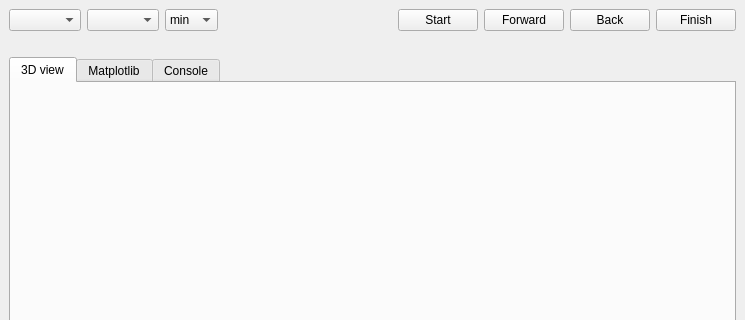
Old version of the form cv2/main_window.ui in the repository trnila/biological_algorithms; both pictures show x 0 to 745 and y 0 to 320 of the 745 by 513 pixel window.
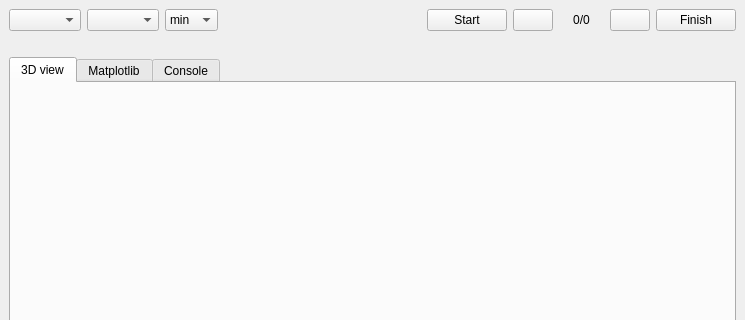
New version of the form. Icons and pictures are not drawn.

What changed in the file:
```diff
--- a/cv2/main_window.ui
+++ b/cv2/main_window.ui
@@ -16,28 +16,14 @@
   <widget class="QWidget" name="centralwidget">
    <layout class="QVBoxLayout" name="verticalLayout">
     <item>
-     <layout class="QGridLayout" name="gridLayout">
-      <item row="0" column="0">
+     <layout class="QHBoxLayout" name="horizontalLayout_2">
+      <item>
        <widget class="QComboBox" name="functions"/>
       </item>
-      <item row="1" column="0" colspan="2">
-       <widget class="QLabel" name="result">
-        <property name="text">
-         <string/>
-        </property>
-       </widget>
-      </item>
-      <item row="0" column="1">
+      <item>
        <widget class="QComboBox" name="algorithm"/>
       </item>
-      <item row="0" column="7">
-       <widget class="QPushButton" name="finishBtn">
-        <property name="text">
-         <string>Finish</string>
-        </property>
-       </widget>
-      </item>
-      <item row="0" column="2">
+      <item>
        <widget class="QComboBox" name="minMax">
         <item>
          <property name="text">
@@ -51,7 +37,7 @@
         </item>
        </widget>
       </item>
-      <item row="0" column="3">
+      <item>
        <spacer name="horizontalSpacer">
         <property name="orientation">
          <enum>Qt::Horizontal</enum>
@@ -64,32 +50,70 @@
         </property>
        </spacer>
       </item>
-      <item row="0" column="6">
-       <widget class="QPushButton" name="stepBack">
-        <property name="text">
-         <string>Back</string>
-        </property>
-       </widget>
-      </item>
-      <item row="0" column="5">
-       <widget class="QPushButton" name="stepBtn">
-        <property name="text">
-         <string>Forward</string>
-        </property>
-       </widget>
-      </item>
-      <item row="0" column="4">
+      <item>
        <widget class="QPushButton" name="startBtn">
         <property name="text">
          <string>Start</string>
         </property>
        </widget>
       </item>
+      <item>
+       <widget class="QPushButton" name="stepBackBtn">
+        <property name="text">
+         <string/>
+        </property>
+        <property name="icon">
+         <iconset resource="resources.qrc">
+          <normaloff>:/icons/icons/go-previous.png</normaloff>:/icons/icons/go-previous.png</iconset>
+        </property>
+       </widget>
+      </item>
+      <item>
+       <widget class="QLabel" name="stepLabel">
+        <property name="minimumSize">
+         <size>
+          <width>45</width>
+          <height>0</height>
+         </size>
+        </property>
+        <property name="text">
+         <string>0/0</string>
+        </property>
+        <property name="alignment">
+         <set>Qt::AlignCenter</set>
+        </property>
+       </widget>
+      </item>
+      <item>
+       <widget class="QPushButton" name="stepBtn">
+        <property name="text">
+         <string/>
+        </property>
+        <property name="icon">
+         <iconset resource="resources.qrc">
+          <normaloff>:/icons/icons/go-next.png</normaloff>:/icons/icons/go-next.png</iconset>
+        </property>
+       </widget>
+      </item>
+      <item>
+       <widget class="QPushButton" name="finishBtn">
+        <property name="text">
+         <string>Finish</string>
+        </property>
+       </widget>
+      </item>
      </layout>
     </item>
     <item>
      <layout class="QGridLayout" name="gridLayout_2"/>
     </item>
+    <item>
+     <widget class="QLabel" name="result">
+      <property name="text">
+       <string/>
+      </property>
+     </widget>
+    </item>
     <item>
      <widget class="QTabWidget" name="tabWidget">
       <property name="currentIndex">
```
Left out of the diff: 4 changed lines with no effect on the pictures.
